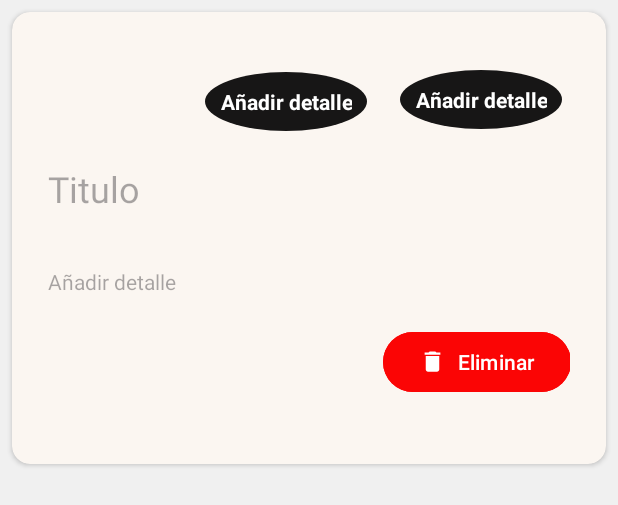
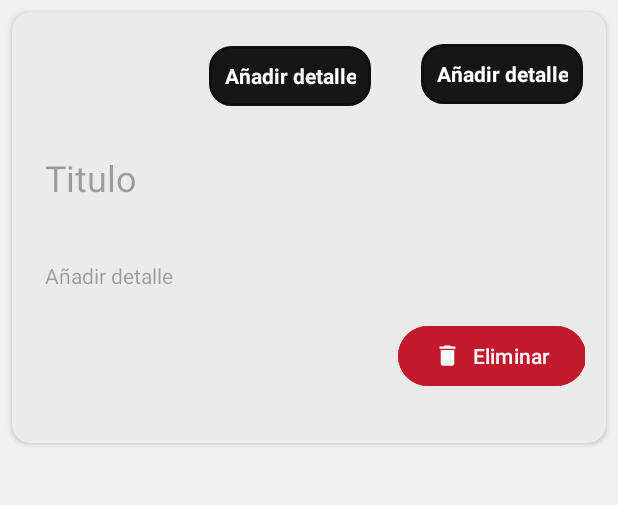
Before and after one commit to federicomaruiz/PMDM_ACT3, an Android app: the layout item_idea_list.xml on its own in the app's theme, with its tools: preview values and no code run, on a phone screen of 412 x 824 dp. Shown: the top 505 px of the screen. Run offline under Robolectric (Android 15) with nearby library versions, the phone set to English and light mode, and no system bars.

Commit message:
terminado2

```diff
--- a/app/src/main/res/drawable/fondo_circular.xml
+++ b/app/src/main/res/drawable/fondo_circular.xml
@@ -1,11 +1,10 @@
-<?xml version="1.0" encoding="utf-8"?>
-<shape xmlns:android="http://schemas.android.com/apk/res/android"
-    android:shape="oval">
+<shape xmlns:android="http://schemas.android.com/apk/res/android">
     <solid android:color="#171616" />
+    <corners android:radius="14dp" />
     <stroke
-        android:width="0dp"
+        android:width="2dp"
         android:color="#100F0F" />
     <size
-        android:width="28dp"
-        android:height="28dp" />
+        android:width="100dp"
+        android:height="40dp" />
 </shape>
--- a/app/src/main/res/layout/activity_create.xml
+++ b/app/src/main/res/layout/activity_create.xml
@@ -64,7 +64,7 @@
         android:layout_marginEnd="32dp"
         android:layout_marginBottom="8dp"
         android:ems="10"
-        android:hint=""
+        android:hint="@string/new_idea"
         android:inputType="text"
         android:minHeight="48dp"
         app:layout_constraintBottom_toBottomOf="parent"
@@ -81,7 +81,7 @@
         android:layout_marginTop="8dp"
         android:layout_marginBottom="16dp"
         android:ems="10"
-        android:hint=""
+        android:hint="@string/new_idea_sobre"
         android:inputType="text"
         android:minHeight="48dp"
         app:layout_constraintBottom_toBottomOf="parent"
--- a/app/src/main/res/layout/item_idea_list.xml
+++ b/app/src/main/res/layout/item_idea_list.xml
@@ -5,19 +5,20 @@
     android:layout_width="match_parent"
     android:layout_height="wrap_content"
     android:layout_margin="8dp"
-    app:cardBackgroundColor="@color/back_card"
+    app:cardBackgroundColor="@color/background_card"
     app:cardCornerRadius="12dp">
 
     <androidx.constraintlayout.widget.ConstraintLayout
         android:layout_width="wrap_content"
         android:layout_height="wrap_content"
         android:layout_margin="8dp"
-        android:padding="16dp">
+        android:padding="6dp">
 
         <TextView
             android:id="@+id/tv_name"
             android:layout_width="0dp"
             android:layout_height="wrap_content"
+            android:layout_marginStart="8dp"
             android:hint="@string/titulo_hint"
             android:textSize="24dp"
             app:layout_constraintBottom_toBottomOf="parent"
@@ -30,14 +31,12 @@
             android:id="@+id/tv_list_time"
             android:layout_width="wrap_content"
             android:layout_height="wrap_content"
-            android:layout_marginTop="8dp"
-            android:layout_marginEnd="8dp"
-            android:textColorHint="@color/white"
-            android:textColor="@color/white"
             android:background="@drawable/fondo_circular"
             android:gravity="center"
             android:hint="@string/detalle_hint"
             android:padding="10dp"
+            android:textColor="@color/white"
+            android:textColorHint="@color/white"
             android:textSize="14dp"
             android:textStyle="bold"
             app:layout_constraintBottom_toTopOf="@+id/tv_played_position"
@@ -51,14 +50,13 @@
             android:id="@+id/tv_list_priority"
             android:layout_width="wrap_content"
             android:layout_height="wrap_content"
-            android:layout_marginStart="8dp"
-            android:layout_marginTop="8dp"
+            android:layout_marginStart="30dp"
             android:background="@drawable/fondo_circular"
             android:gravity="center"
-            android:textColorHint="@color/white"
-            android:textColor="@color/white"
             android:hint="@string/detalle_hint"
             android:padding="10dp"
+            android:textColor="@color/white"
+            android:textColorHint="@color/white"
             android:textSize="14dp"
             android:textStyle="bold"
             app:layout_constraintBottom_toTopOf="@+id/tv_played_position"
@@ -72,8 +70,8 @@
             android:id="@+id/tv_played_position"
             android:layout_width="0dp"
             android:layout_height="wrap_content"
+            android:layout_marginStart="8dp"
             android:layout_marginTop="25dp"
-            android:layout_marginBottom="25dp"
             android:hint="@string/detalle_hint"
             app:layout_constraintBottom_toBottomOf="parent"
             app:layout_constraintEnd_toEndOf="parent"
@@ -86,7 +84,7 @@
             android:layout_width="wrap_content"
             android:layout_height="wrap_content"
             android:layout_marginVertical="20dp"
-            android:layout_marginLeft="305dp"
+            android:layout_marginLeft="300dp"
             android:backgroundTint="@color/btn_color_delte"
             android:text="@string/btn_eliminar"
             app:icon="@drawable/ic_delete"
--- a/app/src/main/res/values/colors.xml
+++ b/app/src/main/res/values/colors.xml
@@ -5,12 +5,11 @@
     <color name="back_card">#FBF6F1</color>
     <color name="et_color">#FFE6C4</color>
     <color name="btn_color">#976A27</color>
-    <color name="btn_color_delte">#FB0505</color>
+    <color name="btn_color_delte">#C3192D</color>
     <color name="btn_add">#31B337</color>
     <color name="background_app">#F0F0F0</color>
-    <color name="rojo">#8F0000</color>
-    <color name="verde">#128016</color>
-    <color name="amarillo">#BAA80A</color>
-
-
+    <color name="rojo">#FF847C</color>
+    <color name="verde">#B6EDC4</color>
+    <color name="amarillo">#A4C400</color>
+    <color name="background_card">#EBEBEB</color>
 </resources>
--- a/app/src/main/res/values/strings.xml
+++ b/app/src/main/res/values/strings.xml
@@ -31,5 +31,7 @@
     <string name="detalle_hint">Añadir detalle</string>
     <string name="btn_act_reg">Actualizar y regresar</string>
     <string name="btn_añadir">Añadir</string>
+    <string name="new_idea">Nombre de tu idea</string>
+    <string name="new_idea_sobre">¿Sobre que trata?</string>
 
 </resources>
```
Also changed, not shown: app/src/main/java/com/utad/ideas/room/IdeasDao.kt (+7 -1 lines), app/src/main/java/com/utad/ideas/ui/activities/MainActivity.kt (+8 -1 lines), app/src/main/java/com/utad/ideas/ui/adapters/IdeasAdapter.kt (+6 -6 lines), app/src/main/java/com/utad/ideas/ui/fragment/IdeaDetailFragment.kt (+14 -17 lines), app/src/main/res/layout/fragment_idea_detail.xml (+2 -10 lines).
